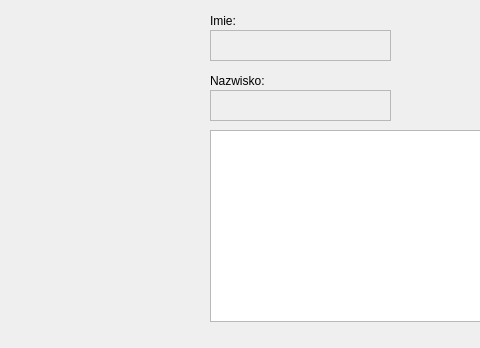
Before: the Qt Designer form C-Project/wizyta.ui in W1EW1UR/Projekt-Cpp, drawn with Qt 5; both pictures show x 0 to 480 and y 0 to 348 of the 870 by 348 pixel window.
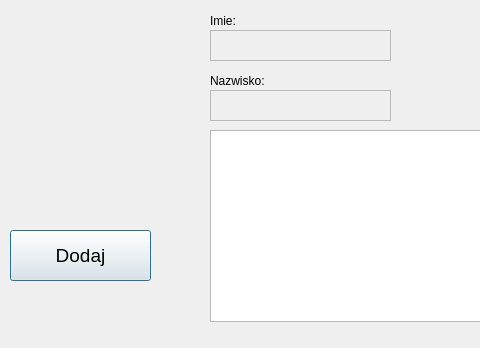
After: the same form once the commit is applied.

What changed in the file:
```diff
--- a/C-Project/wizyta.ui
+++ b/C-Project/wizyta.ui
@@ -100,6 +100,27 @@
     </rect>
    </property>
   </widget>
+  <widget class="QPushButton" name="edit">
+   <property name="enabled">
+    <bool>true</bool>
+   </property>
+   <property name="geometry">
+    <rect>
+     <x>10</x>
+     <y>230</y>
+     <width>141</width>
+     <height>51</height>
+    </rect>
+   </property>
+   <property name="font">
+    <font>
+     <pointsize>14</pointsize>
+    </font>
+   </property>
+   <property name="text">
+    <string>Dodaj</string>
+   </property>
+  </widget>
  </widget>
  <resources/>
  <connections/>
```
